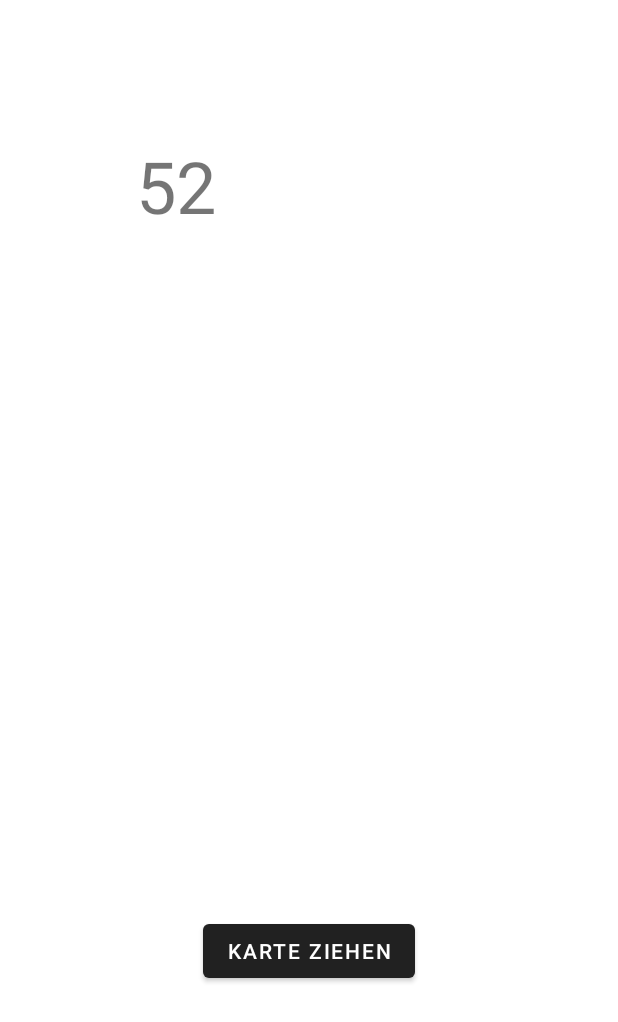
After one commit to dragonaf3/koenig-der-schluecke, an Android app: the Hauptspiel screen opened directly, with no data from a screen before it, on a phone screen of 412 x 824 dp. The commit adds this screen. Shown: the top 1022 px of the screen. Run offline under Robolectric (Android 15) with nearby library versions, the phone set to English and light mode, and no system bars.

Commit message:
Initial commit: Feature Hauptspiel

```diff
--- a/app/build.gradle.kts
+++ b/app/build.gradle.kts
@@ -37,6 +37,8 @@ dependencies {
     implementation("androidx.navigation:navigation-ui:2.7.4")
     implementation("com.journeyapps:zxing-android-embedded:4.2.0")
     testImplementation("junit:junit:4.13.2")
+    testImplementation("org.junit.jupiter:junit-jupiter:5.8.1")
+    testRuntimeOnly("org.junit.jupiter:junit-jupiter:5.8.1")
     androidTestImplementation("androidx.test.ext:junit:1.1.5")
     androidTestImplementation("androidx.test.espresso:espresso-core:3.5.1")
 }
--- a/app/src/main/AndroidManifest.xml
+++ b/app/src/main/AndroidManifest.xml
@@ -30,6 +30,10 @@
         </activity>
 
         <activity
+            android:name=".spiel.Hauptspiel">
+        </activity>
+
+        <activity
             android:name=".SpielBeitreten">
         </activity>
 
--- /dev/null
+++ b/app/src/main/java/com/example/koenigderschluecke/spiel/Hauptspiel.java
@@ -0,0 +1,47 @@
+package com.example.koenigderschluecke.spiel;
+
+import android.os.Bundle;
+import android.view.View;
+import android.widget.Button;
+import android.widget.TextView;
+
+import androidx.appcompat.app.AppCompatActivity;
+
+import com.example.koenigderschluecke.R;
+
+public class Hauptspiel extends AppCompatActivity {
+
+    private KartenKreis kartenKreis;
+    private TextView gezogeneKarteTextView;
+    private TextView kartenImStapel;
+
+    @Override
+    protected void onCreate(Bundle savedInstanceState) {
+        super.onCreate(savedInstanceState);
+        setContentView(R.layout.hauptspiel);
+
+        kartenKreis = new KartenKreis();
+        kartenKreis.kartenkreisBefuellen();
+
+        gezogeneKarteTextView = findViewById(R.id.gezogeneKarte);
+        kartenImStapel = findViewById(R.id.kartenImStapel);
+
+        Button karteZiehenButton = findViewById(R.id.buttonKarteZiehen);
+
+        kartenImStapel.setText(String.valueOf(kartenKreis.getKartenkreis().size()));
+
+        karteZiehenButton.setOnClickListener(new View.OnClickListener() {
+            @Override
+            public void onClick(View v) {
+                onKarteZiehen(v);
+            }
+        });
+    }
+
+    private void onKarteZiehen(View view) {
+        String karte = String.valueOf(kartenKreis.karteZiehen());
+
+        gezogeneKarteTextView.setText(karte);
+        kartenImStapel.setText(String.valueOf(kartenKreis.getKartenkreis().size()));
+    }
+}
--- /dev/null
+++ b/app/src/main/java/com/example/koenigderschluecke/spiel/Karte.java
@@ -0,0 +1,34 @@
+package com.example.koenigderschluecke.spiel;
+
+/**
+ * Die Klasse Karte stellt eine Karte dar.
+ */
+public class Karte {
+
+    private FarbeDerKarte farbe;
+    private RangDerKarte rang;
+
+    /**
+     * Konstruktor der Klasse Karte.
+     *
+     * @param farbe Die farbe der Karte (Herz, Karo, Pik oder Kreuz)
+     * @param rang Der Rang der Karte (2, 3, 4, 5, 6, 7, 8, 9, 10, Bube, Dame, König, Ass)
+     */
+    public Karte(FarbeDerKarte farbe, RangDerKarte rang) {
+        this.farbe = farbe;
+        this.rang = rang;
+    }
+
+    public FarbeDerKarte getFarbe() {
+        return farbe;
+    }
+
+    public RangDerKarte getRang() {
+        return rang;
+    }
+
+    @Override
+    public String toString() {
+        return getFarbe().toString() + " " + getRang().toString();
+    }
+}
--- /dev/null
+++ b/app/src/main/java/com/example/koenigderschluecke/spiel/KartenKreis.java
@@ -0,0 +1,38 @@
+package com.example.koenigderschluecke.spiel;
+
+import java.util.ArrayList;
+
+public class KartenKreis {
+    private ArrayList<Karte> kartenkreis;
+
+    public KartenKreis() {
+        this.kartenkreis = new ArrayList<>();
+    }
+
+    public ArrayList<Karte> getKartenkreis() {
+        return kartenkreis;
+    }
+
+    public Karte karteZiehen() {
+        int randomIndex = (int) (Math.random() * kartenkreis.size());
+        return kartenkreis.remove(randomIndex);
+    }
+
+    public void kartenkreisBefuellen() {
+        for (FarbeDerKarte farbeDerKarte : FarbeDerKarte.values()) {
+            for (RangDerKarte rangDerKarte : RangDerKarte.values()) {
+                Karte karte = new Karte(farbeDerKarte, rangDerKarte);
+                kartenkreis.add(karte);
+            }
+        }
+    }
+
+    @Override
+    public String toString() {
+        StringBuilder sb = new StringBuilder();
+        for (Karte karte : kartenkreis) {
+            sb.append(karte.toString()).append("\n");
+        }
+        return sb.toString();
+    }
+}
--- /dev/null
+++ b/app/src/main/res/layout/hauptspiel.xml
@@ -0,0 +1,45 @@
+<?xml version="1.0" encoding="utf-8"?>
+<androidx.constraintlayout.widget.ConstraintLayout xmlns:android="http://schemas.android.com/apk/res/android"
+    xmlns:app="http://schemas.android.com/apk/res-auto"
+    xmlns:tools="http://schemas.android.com/tools"
+    android:layout_width="match_parent"
+    android:layout_height="match_parent">
+
+    <TextView
+        android:id="@+id/gezogeneKarte"
+        android:layout_width="165dp"
+        android:layout_height="63dp"
+        android:layout_marginStart="123dp"
+        android:layout_marginTop="334dp"
+        android:layout_marginEnd="123dp"
+        android:layout_marginBottom="334dp"
+        android:textSize="34sp"
+        app:layout_constraintBottom_toBottomOf="parent"
+        app:layout_constraintEnd_toEndOf="parent"
+        app:layout_constraintStart_toStartOf="parent"
+        app:layout_constraintTop_toTopOf="parent" />
+
+    <Button
+        android:id="@+id/buttonKarteZiehen"
+        android:layout_width="wrap_content"
+        android:layout_height="wrap_content"
+        android:text="Karte Ziehen"
+        app:layout_constraintBottom_toBottomOf="parent"
+        app:layout_constraintEnd_toEndOf="parent"
+        app:layout_constraintStart_toStartOf="parent"
+        app:layout_constraintTop_toBottomOf="@+id/gezogeneKarte" />
+
+    <TextView
+        android:id="@+id/kartenImStapel"
+        android:layout_width="231dp"
+        android:layout_height="86dp"
+        android:layout_marginStart="90dp"
+        android:layout_marginTop="68dp"
+        android:layout_marginEnd="90dp"
+        android:layout_marginBottom="180dp"
+        android:textSize="48sp"
+        app:layout_constraintBottom_toTopOf="@+id/gezogeneKarte"
+        app:layout_constraintEnd_toEndOf="parent"
+        app:layout_constraintStart_toStartOf="parent"
+        app:layout_constraintTop_toTopOf="parent" />
+</androidx.constraintlayout.widget.ConstraintLayout>
```
Also changed, not shown: app/src/main/java/com/example/koenigderschluecke/MainActivity.java (+16 -0 lines), app/src/main/java/com/example/koenigderschluecke/spiel/FarbeDerKarte.java (added, +8 -0 lines), app/src/main/java/com/example/koenigderschluecke/spiel/RangDerKarte.java (added, +18 -0 lines), 2 other files.
